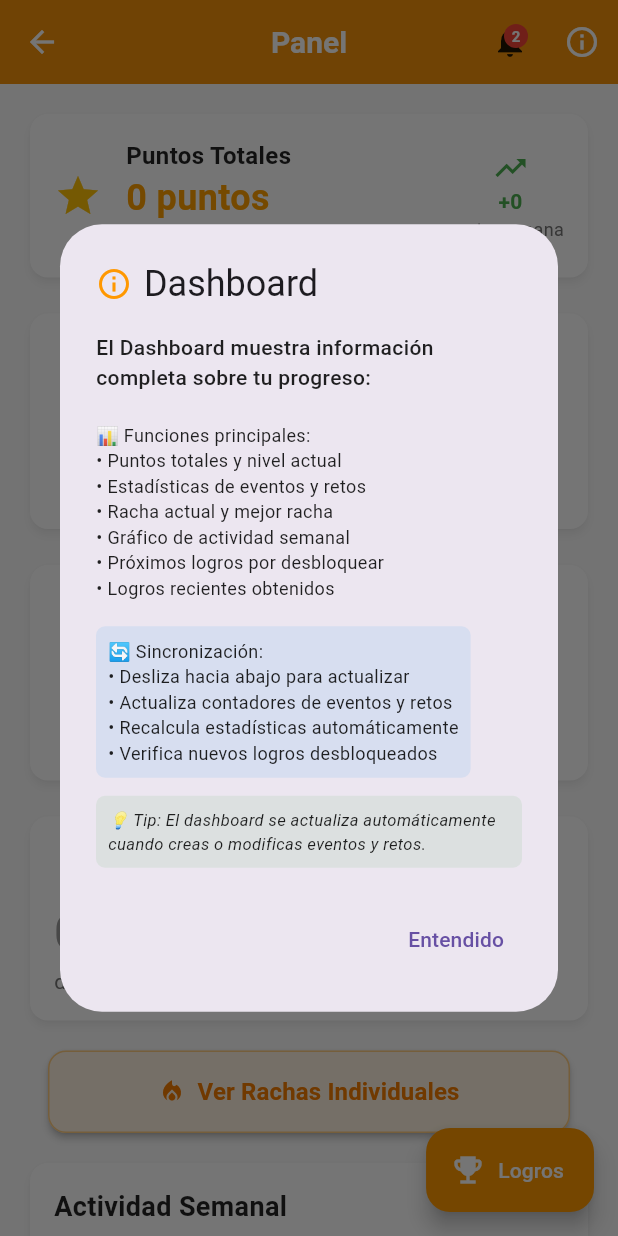
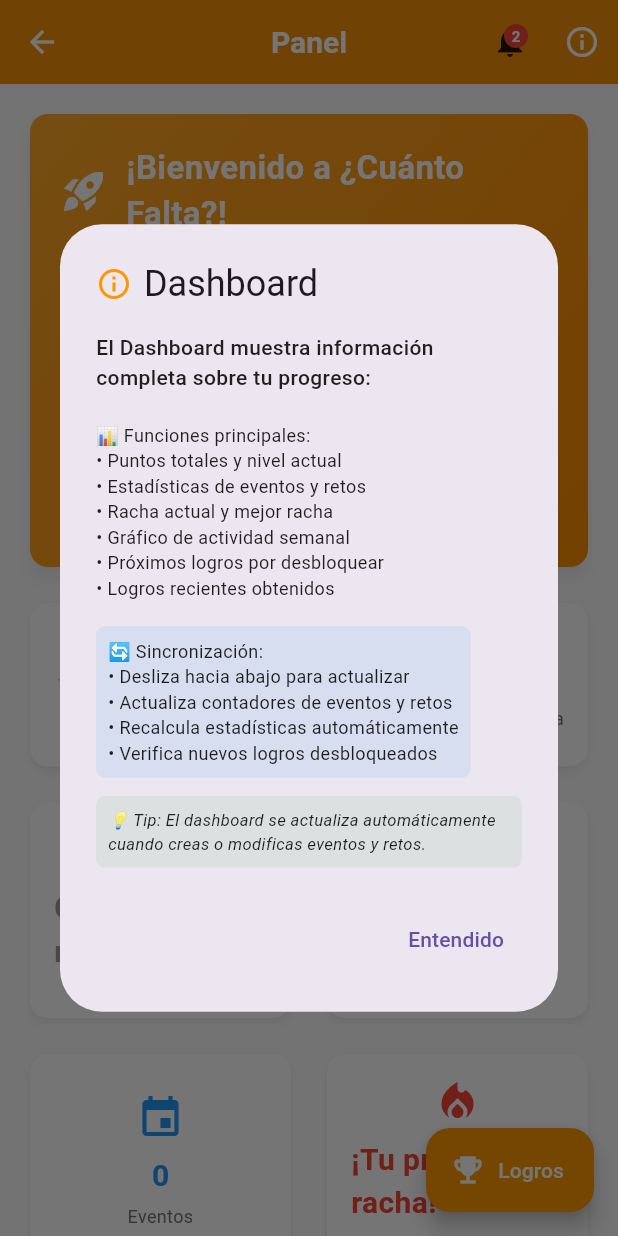
Before and after one commit to Carfer0410/-cuanto-falta-, a Flutter app: the DashboardPage screen opened directly, after a tap on the "info outline" icon, on a phone screen of 412 x 824 dp. Run offline on Flutter 3.47's test engine with Material 3 defaults, Android fonts, the phone set to English and light mode, and no system bars; our stand-ins replace flutter_local_notifications, shared_preferences, sqflite, timezone; accounts and stored records are empty.

```diff
--- a/lib/add_counter_page.dart
+++ b/lib/add_counter_page.dart
@@ -4,8 +4,6 @@ import 'package:provider/provider.dart';
 import 'dart:convert';
 import 'counters_page.dart';
 import 'localization_service.dart';
-import 'statistics_service.dart';
-import 'achievement_service.dart';
 import 'individual_streak_service.dart';
 import 'event.dart';
 import 'challenge_customization_widget.dart';
@@ -401,11 +399,12 @@ class _AddCounterPageState extends State<AddCounterPage> {
     // 🔧 CORREGIDO: Usar UUID del counter recién creado
     await _handleBackdatedChallenge(sanitized, _selectedDate, newCounter.uuid);
 
-    // Registrar estadísticas y verificar logros
-    await StatisticsService.instance.recordChallengeConfirmation();
-    await AchievementService.instance.checkAndUnlockAchievements(
-      StatisticsService.instance.statistics
-    );
+    // 🔧 ARQUITECTURA CORREGIDA: Solo usar IndividualStreakService para retos
+    // StatisticsService NO debe manejar confirmaciones de retos
+    // Los logros se verificarán automáticamente cuando se confirme el reto
+
+    // No llamar a StatisticsService.recordChallengeConfirmation() aquí
+    // La creación de un reto NO es una confirmación
 
     if (!mounted) return;
     Navigator.pop(context, true);
--- a/lib/dashboard_page.dart
+++ b/lib/dashboard_page.dart
@@ -35,10 +35,10 @@ class _DashboardPageState extends State<DashboardPage> {
     );
   }
 
-  /// 🔧 NUEVO: Sincronizar estadísticas con datos reales de retos individuales
+  /// 🔧 ARQUITECTURA CORREGIDA: Sincronizar con datos reales de IndividualStreakService
   Future<void> _syncRealStatistics() async {
     try {
-      // Obtener estadísticas reales de IndividualStreakService
+      // Obtener estadísticas reales de IndividualStreakService (ÚNICA fuente de verdad)
       final streakService = IndividualStreakService.instance;
       final allStreaks = streakService.streaks;
 
@@ -47,57 +47,58 @@ class _DashboardPageState extends State<DashboardPage> {
         return;
       }
 
-      // Calcular estadísticas reales
-      int activeChallenges = 0; // Retos con racha actual > 0
-      int totalChallenges = allStreaks.length; // Total de retos existentes
+      // 🔧 DEFINICIÓN CORREGIDA: Calcular estadísticas reales basadas en existencia, NO en racha
+      int activeChallenges = allStreaks.length; // TODOS los retos existentes son "activos"
+      int totalChallenges = allStreaks.length;   // Total de retos creados
       int totalPoints = 0;
-      int currentStreak = 0;
-      int longestStreak = 0;
+      int currentStreak = 0;    // Racha más alta actual
+      int longestStreak = 0;    // Racha más larga histórica
+      int completedToday = 0;   // Retos completados hoy
 
       for (final streak in allStreaks.values) {
-        // 🔧 CORREGIDO: Un reto está "activo" si tiene racha actual > 0
-        if (streak.currentStreak > 0) {
-          activeChallenges++;
-        }
-
-        // Sumar puntos reales (convertir a int)
+        // Sumar puntos reales de cada reto
         totalPoints += streak.totalPoints.round();
 
-        // Calcular racha más larga
+        // Calcular racha más larga histórica
         if (streak.longestStreak > longestStreak) {
           longestStreak = streak.longestStreak;
         }
 
-        // Para la racha actual del dashboard, usar la racha más alta
+        // Para la racha actual del dashboard, usar la racha más alta actual
         if (streak.currentStreak > currentStreak) {
           currentStreak = streak.currentStreak;
         }
+
+        // Contar retos completados hoy
+        if (streak.isCompletedToday) {
+          completedToday++;
+        }
       }
 
-      // Actualizar StatisticsService con datos reales
+      // 🔧 ACTUALIZACIÓN SEGURA: Solo actualizar contadores, preservar historial
       final statsService = StatisticsService.instance;
-      await statsService.updateChallengeStats(activeChallenges, totalChallenges);
+      final currentStats = statsService.statistics;
 
-      // Actualizar puntos totales si es diferente
-      final currentStats = statsService.statistics;
-      if (currentStats.totalPoints != totalPoints) {
-        // Crear estadísticas actualizadas
-        final updatedStats = currentStats.copyWith(
-          totalPoints: totalPoints,
-          currentStreak: currentStreak,
-          longestStreak: longestStreak,
-        );
+      // Crear estadísticas corregidas preservando historial existente
+      final correctedStats = currentStats.copyWith(
+        activeChallenges: activeChallenges,     // CORREGIDO: Todos los retos existentes
+        totalChallenges: totalChallenges,       // Total de retos creados
+        totalPoints: totalPoints,               // Puntos reales de IndividualStreakService
+        currentStreak: currentStreak,           // Racha más alta actual
+        longestStreak: longestStreak,           // Racha más larga histórica
+        completedChallenges: completedToday,    // CORREGIDO: Completados HOY, no total
+        // Preservar: recentActivity, failedDays (para eventos y historial)
+      );
 
-        // Actualizar estadísticas usando el método disponible
-        await statsService.setStatisticsFromMigration(updatedStats);
-      }
+      await statsService.setStatisticsFromMigration(correctedStats);
 
-      print('✅ Estadísticas sincronizadas:');
-      print('  • Retos activos: $activeChallenges');
+      print('✅ Estadísticas CORREGIDAS y sincronizadas:');
+      print('  • Retos activos: $activeChallenges (TODOS los existentes)');
       print('  • Total retos: $totalChallenges');
-      print('  • Puntos totales: $totalPoints');
-      print('  • Racha actual: $currentStreak');
-      print('  • Racha más larga: $longestStreak');
+      print('  • Puntos totales: $totalPoints (desde IndividualStreakService)');
+      print('  • Racha actual: $currentStreak días');
+      print('  • Racha más larga: $longestStreak días');
+      print('  • Completados hoy: $completedToday retos');
 
     } catch (e) {
       print('❌ Error sincronizando estadísticas: $e');
@@ -196,8 +197,8 @@ class _DashboardPageState extends State<DashboardPage> {
               child: Column(
                 crossAxisAlignment: CrossAxisAlignment.start,
                 children: [
-                  // Mensaje especial si todos los retos están completados
-                  if (stats.activeChallenges == 0 && stats.totalChallenges > 0) ...[
+                  // 🔧 CORREGIDO: Mensaje solo si NO hay retos creados
+                  if (stats.totalChallenges == 0) ...[
                     _buildAllChallengesCompletedCard(localization, stats),
                     const SizedBox(height: 16),
                   ],
@@ -223,7 +224,7 @@ class _DashboardPageState extends State<DashboardPage> {
                   const SizedBox(height: 16),
 
                   // Próximo logro o sugerencias especiales
-                  if (stats.activeChallenges == 0 && stats.totalChallenges > 0)
+                  if (stats.totalChallenges == 0)
                     _buildSuggestionsCard(localization, stats)
                   else
                     _buildNextAchievementCard(localization, achievementService),
@@ -251,7 +252,7 @@ class _DashboardPageState extends State<DashboardPage> {
     );
   }
 
-  // Tarjeta especial cuando todos los retos están completados
+  // 🔧 CORREGIDO: Tarjeta de bienvenida cuando no hay retos creados
   Widget _buildAllChallengesCompletedCard(LocalizationService localization, UserStatistics stats) {
     return Card(
       elevation: 4,
@@ -259,7 +260,7 @@ class _DashboardPageState extends State<DashboardPage> {
         decoration: BoxDecoration(
           borderRadius: BorderRadius.circular(12),
           gradient: LinearGradient(
-            colors: [Colors.green.shade400, Colors.green.shade600],
+            colors: [Colors.orange.shade400, Colors.orange.shade600],
             begin: Alignment.topLeft,
             end: Alignment.bottomRight,
           ),
@@ -272,14 +273,14 @@ class _DashboardPageState extends State<DashboardPage> {
               Row(
                 children: [
                   const Icon(
-                    Icons.celebration,
+                    Icons.rocket_launch,
                     color: Colors.white,
                     size: 32,
                   ),
                   const SizedBox(width: 12),
                   Expanded(
                     child: Text(
-                      localization.t('congratulations'),
+                      '¡Bienvenido a ¿Cuánto Falta?!',
                       style: const TextStyle(
                         color: Colors.white,
                         fontSize: 22,
@@ -291,7 +292,7 @@ class _DashboardPageState extends State<DashboardPage> {
               ),
               const SizedBox(height: 12),
               Text(
-                localization.t('all_challenges_completed'),
+                'Crea tu primer reto para comenzar tu aventura de crecimiento personal. ¡Cada gran viaje comienza con un pequeño paso!',
                 style: const TextStyle(
                   color: Colors.white,
                   fontSize: 16,
@@ -586,8 +587,8 @@ class _DashboardPageState extends State<DashboardPage> {
   }
 
   Widget _buildStatsGrid(LocalizationService localization, UserStatistics stats) {
-    // Si todos los retos están completados, mostrar estadísticas especiales
-    if (stats.activeChallenges == 0 && stats.totalChallenges > 0) {
+    // 🔧 CORREGIDO: Mostrar estadísticas especiales solo si NO hay retos existentes
+    if (stats.totalChallenges == 0) {
       return GridView.count(
         crossAxisCount: 2,
         shrinkWrap: true,
@@ -597,10 +598,10 @@ class _DashboardPageState extends State<DashboardPage> {
         childAspectRatio: 1.2,
         children: [
           _buildStatCard(
-            'Retos Completados',
-            '${stats.completedChallenges}/${stats.totalChallenges}',
-            Icons.task_alt,
-            Colors.green,
+            'Sin Retos',
+            'Crea tu primer reto',
+            Icons.add_task,
+            Colors.grey,
           ),
           _buildStatCard(
             'Puntos Totales',
@@ -609,22 +610,22 @@ class _DashboardPageState extends State<DashboardPage> {
             Colors.amber,
           ),
           _buildStatCard(
-            'Racha Actual',
-            '${stats.currentStreak} días',
+            'Eventos',
+            '${stats.totalEvents}',
+            Icons.event,
+            Colors.blue,
+          ),
+          _buildStatCard(
+            'Comienza Hoy',
+            '¡Tu primera racha!',
             Icons.local_fire_department,
             Colors.red,
-          ),
-          _buildStatCard(
-            'Mejor Racha',
-            '${stats.longestStreak} días',
-            Icons.military_tech,
-            Colors.purple,
           ),
         ],
       );
     }
 
-    // Estadísticas normales cuando hay retos activos
+    // Estadísticas normales cuando hay retos existentes
     return GridView.count(
       crossAxisCount: 2,
       shrinkWrap: true,
@@ -640,7 +641,7 @@ class _DashboardPageState extends State<DashboardPage> {
           Colors.blue,
         ),
         _buildStatCard(
-          localization.t('total_challenges'),
+          'Retos Creados', // CORREGIDO: Cambiar de "total_challenges" a descripción clara
           stats.totalChallenges.toString(),
           Icons.psychology,
           Colors.green,
--- a/lib/data_migration_service.dart
+++ b/lib/data_migration_service.dart
@@ -95,9 +95,9 @@ class DataMigrationService {
     }
   }
 
-  /// Fuerza una resincronización completa de datos
+  /// 🔧 ARQUITECTURA CORREGIDA: Sincronización segura que NO corrompe datos
   static Future<void> forceSyncAllData() async {
-    print('🔄 DataMigrationService: Forzando sincronización completa...');
+    print('🔄 DataMigrationService: Forzando sincronización SEGURA...');
 
     try {
       // Obtener todos los eventos de la base de datos
@@ -114,33 +114,32 @@ class DataMigrationService {
       }
       print('📊 DataMigrationService: Encontrados $challengeCount retos');
 
-      // Reconstruir estadísticas desde cero basándose en datos reales
+      // 🔧 SINCRONIZACIÓN SEGURA: Solo actualizar contadores básicos, NO rachas ni puntos
       final currentStats = StatisticsService.instance.statistics;
-      final basePoints = (events.length * 5) + (challengeCount * 10);
 
       final syncedStats = currentStats.copyWith(
         totalEvents: events.length,
         totalChallenges: challengeCount,
-        activeChallenges: challengeCount,
-        completedChallenges: 0, // Por ahora no tenemos manera de saber cuáles están completos
-        // Mantener la racha y actividad reciente, solo corregir contadores
-        totalPoints: currentStats.currentStreak > 0
-          ? basePoints + (currentStats.currentStreak * 2) // Mantener bonus de racha
-          : basePoints,
+        // 🔧 PRESERVAR DATOS CRÍTICOS:
+        // - NO tocar activeChallenges (se calculará desde IndividualStreakService)
+        // - NO tocar totalPoints (se calculará desde IndividualStreakService)
+        // - NO tocar currentStreak (se calculará desde IndividualStreakService)
+        // - NO tocar longestStreak (se calculará desde IndividualStreakService)
+        // - Preservar recentActivity y failedDays (historial importante)
       );
 
-      print('📊 DataMigrationService: Actualizando estadísticas a: eventos=${syncedStats.totalEvents}, retos=${syncedStats.totalChallenges}');
+      print('📊 DataMigrationService: Actualizando SOLO contadores básicos: eventos=${syncedStats.totalEvents}, retos=${syncedStats.totalChallenges}');
 
-      // Actualizar el servicio
+      // Actualizar el servicio SIN sobrescribir datos calculados
       await StatisticsService.instance.setStatisticsFromMigration(syncedStats);
 
-      // Verificar logros
+      // Verificar logros (esto es seguro)
       await AchievementService.instance.checkAndUnlockAchievements(syncedStats);
 
-      print('✅ DataMigrationService: Sincronización forzada completada: ${events.length} eventos, $challengeCount retos');
+      print('✅ DataMigrationService: Sincronización SEGURA completada: ${events.length} eventos, $challengeCount retos');
 
     } catch (e) {
-      print('❌ DataMigrationService: Error en la sincronización forzada: $e');
+      print('❌ DataMigrationService: Error en la sincronización segura: $e');
       rethrow; // Re-lanzar el error para que las páginas puedan manejarlo
     }
   }
```
Also changed, not shown: 3 other files.
